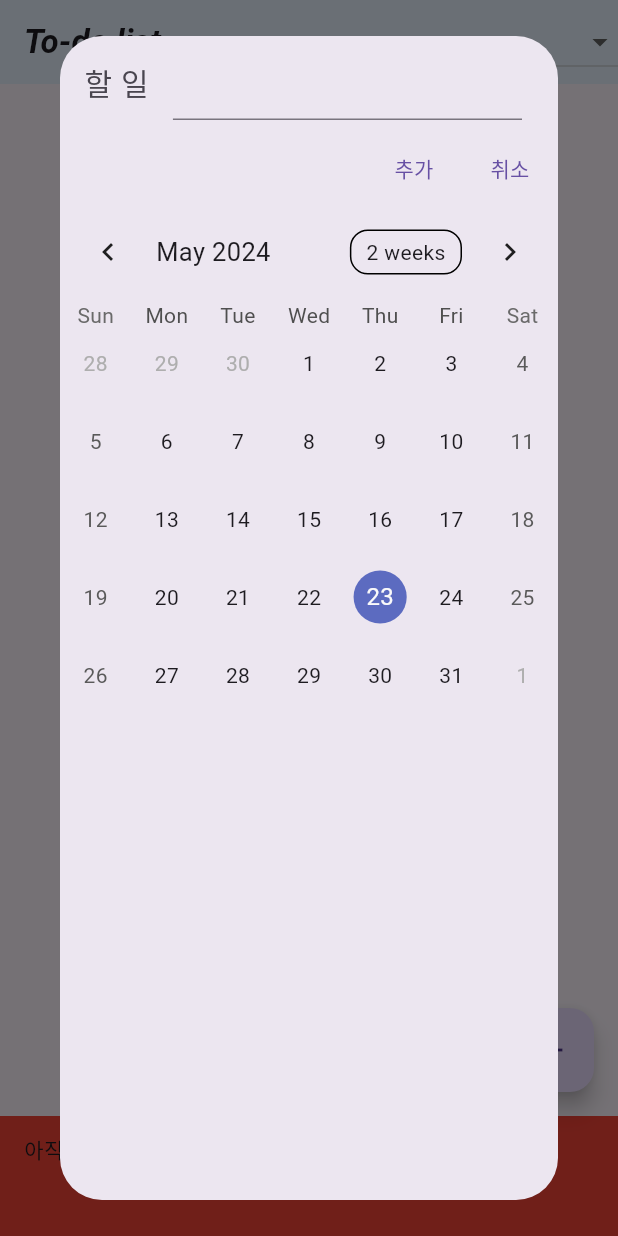
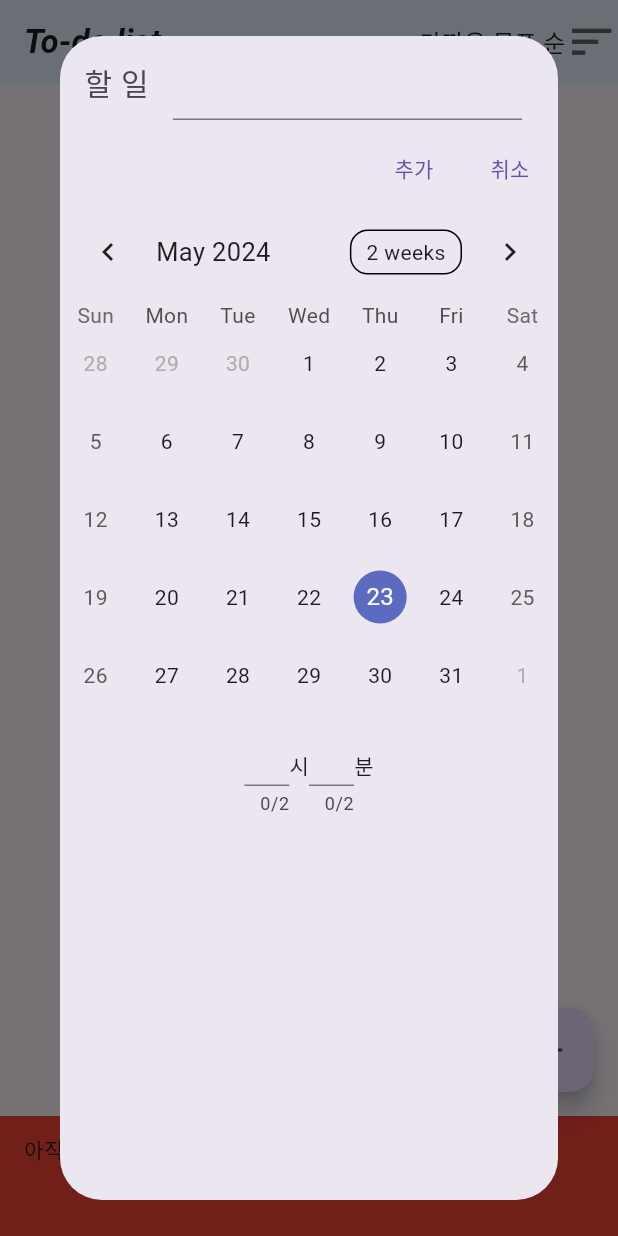
Before and after one commit to HyeontaeLim/to_do_list, a Flutter app: the screen it shows after launch, after a tap on the "add" icon, on a phone screen of 412 x 824 dp. Run offline on Flutter 3.47's test engine with Material 3 defaults, Android fonts, the phone set to English and light mode, and no system bars; drawn by our look-alikes of table_calendar; missing offline and left inert: dart:html; network calls fail.

Commit message:
시간 설정 기능추가

```diff
--- a/lib/main.dart
+++ b/lib/main.dart
@@ -3,6 +3,7 @@ import 'dart:ui';
 
 import 'package:flutter/cupertino.dart';
 import 'package:flutter/material.dart';
+import 'package:flutter/services.dart';
 import 'package:http/http.dart' as http;
 import 'package:table_calendar/table_calendar.dart';
 import 'dart:convert';
@@ -22,8 +23,11 @@ class _MyAppState extends State<MyApp> {
 
   var list = [];
   var inputData = TextEditingController();
+  var inputHour = TextEditingController();
+  var inputMinute = TextEditingController();
+  var inputSeconds = TextEditingController();
   DateTime selectedDay = DateTime.now();
-  String orderType = "idDsc";
+  String? _orderType = "dTimeDsc";
 
   @override
   void initState() {
@@ -44,7 +48,7 @@ class _MyAppState extends State<MyApp> {
         }),
         appBar: AppBar(title: Text('To-do list', style: TextStyle(
             fontWeight: FontWeight.bold, fontStyle: FontStyle.italic)),
-            actions: [DropdownButton(items: const[
+            actions: [DropdownButtonHideUnderline(child: DropdownButton(value: _orderType, icon: Icon(Icons.sort), iconSize: 35, items: const[
               DropdownMenuItem(
                   value: 'createdDsc',
                   child: Text('오래된 순')
@@ -61,10 +65,10 @@ class _MyAppState extends State<MyApp> {
                   value: 'dTimeAsc',
                   child: Text('먼 목표 순')
               ),
-        ], onChanged: (value) {
-              orderType = value!;
+            ], onChanged: (newValue) {
+              _orderType = newValue!;
               getMemoList();
-            })],
+            },)) ],
             backgroundColor: Color(0xBCDDF1FF)),
         body: ListView.builder(itemCount: list.length, itemBuilder: (c, i) {
           return Container(decoration: BoxDecoration(border: Border(bottom: BorderSide(color: Colors.black, width: 1))),
@@ -73,7 +77,12 @@ class _MyAppState extends State<MyApp> {
                 Row(mainAxisAlignment: MainAxisAlignment.spaceBetween,
                   children: [Padding(
                     padding: const EdgeInsets.fromLTRB(20,0,0,0),
-                    child: Text(style: TextStyle(fontSize: 13,color: Colors.grey),"목표일: ${DateTime.parse(list[i]["dTime"]).year}년 ${DateTime.parse(list[i]["dTime"]).month}월 ${DateTime.parse(list[i]["dTime"]).day}일"),
+                    child: Text(style: TextStyle(fontSize: 13,color: Colors.grey),
+                        "목표일: ${DateTime.parse(list[i]["dTime"]).year}년 "
+                            "${DateTime.parse(list[i]["dTime"]).month}월 "
+                            "${DateTime.parse(list[i]["dTime"]).day}일 "
+                            "${DateTime.parse(list[i]["dTime"]).hour}시 "
+                            "${DateTime.parse(list[i]["dTime"]).minute}분"),
                   ),
                     Row(mainAxisAlignment: MainAxisAlignment.end, children: [
                       TextButton(onPressed: () {
@@ -123,7 +132,7 @@ class _MyAppState extends State<MyApp> {
                           },
                           body: jsonEncode({
                             'memo': inputData.text,
-                            'dTime': selectedDay.toIso8601String()
+                            'dTime': DateTime(selectedDay.year, selectedDay.month, selectedDay.day, int.parse(inputHour.text), int.parse(inputMinute.text)).toIso8601String()
                           }),
                         );
                         setState(() {
@@ -158,9 +167,15 @@ class _MyAppState extends State<MyApp> {
                     print(this.selectedDay);
                   },
                 ),
-              ],
-            ),
-          );
+                Row(mainAxisAlignment: MainAxisAlignment.center,
+                  children: [
+                    SizedBox(width:30, child: TextFormField(controller: inputHour, maxLength: 2)),
+                    Text('시'),
+                    SizedBox(width:30, child: TextFormField(controller: inputMinute, maxLength: 2)),
+                    Text('분'),
+                  ],
+                ),
+          ]));
         },
       ),
     );
@@ -191,7 +206,7 @@ class _MyAppState extends State<MyApp> {
                           },
                           body: jsonEncode({
                             'memo': inputData.text,
-                            'dTime': selectedDay.toIso8601String()
+                            'dTime': DateTime(selectedDay.year, selectedDay.month, selectedDay.day, int.parse(inputHour.text), int.parse(inputMinute.text)).toIso8601String()
                           }),
                         );
                         setState(() {
@@ -226,6 +241,14 @@ class _MyAppState extends State<MyApp> {
                     print(this.selectedDay);
                   },
                 ),
+                Row(mainAxisAlignment: MainAxisAlignment.center,
+                  children: [
+                    SizedBox(width:30, child: TextFormField(controller: inputHour, maxLength: 2)),
+                    Text('시'),
+                    SizedBox(width:30, child: TextFormField(controller: inputMinute, maxLength: 2)),
+                    Text('분'),
+                  ],
+                ),
               ],
             ),
           );
@@ -235,7 +258,7 @@ class _MyAppState extends State<MyApp> {
   }
 
    getMemoList () async {
-     var res = await http.get(Uri.http('localhost:8080', '/memos', {'orderType': orderType}));
+     var res = await http.get(Uri.http('localhost:8080', '/memos', {'orderType': _orderType}));
      setState(() {
      var body = jsonDecode(res.body);
       list = body;
```
